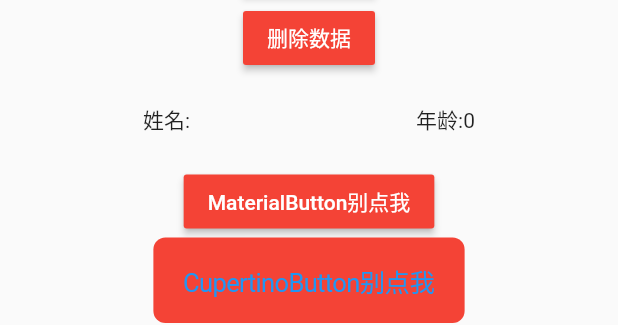
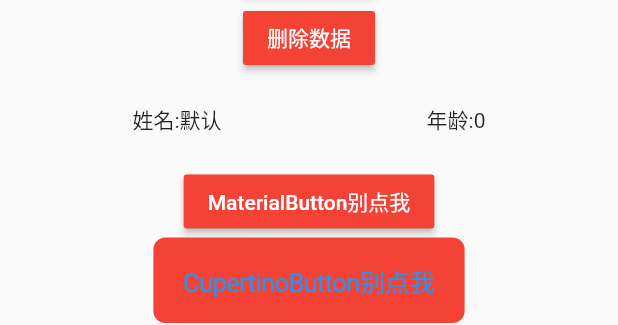
Before and after one commit to heiseyoumo/flutter_changyou, a Flutter app: the FeedbackContent widget shown alone on an empty page, opened directly, after a tap on "删除数据", on a phone screen of 412 x 824 dp. Shown: the part 214-539 px from the top of the screen. Run offline on Flutter 3.47's test engine with Material 2 defaults, Android fonts, the phone set to English and light mode, and no system bars; our stand-ins replace shared_preferences; accounts and stored records are empty; network calls fail.

Commit message:
flutter中常见的组件

```diff
--- a/lib/feedback_page.dart
+++ b/lib/feedback_page.dart
@@ -34,13 +34,24 @@ class _FeedbackContent extends State<FeedbackContent> {
 
   String userName = "";
   int userAge = 0;
-  int count = 0;
   var isChecked = false;
   String _character = 'A';
   var isSwitchChecked = false;
 
   @override
   void initState() {
+    Future<dynamic> name = sharedPreferencesDataUtils.getUserInfo("name");
+    name.then((dynamic nameValue) {
+      setState(() {
+        userName = nameValue;
+      });
+    });
+    Future<dynamic> age = sharedPreferencesDataUtils.getUserInfo("age");
+    age.then((dynamic ageValue) {
+      setState(() {
+        userAge = ageValue;
+      });
+    });
     super.initState();
   }
 
@@ -74,9 +85,8 @@ class _FeedbackContent extends State<FeedbackContent> {
           ),
           RaisedButton(
             onPressed: () {
-              sharedPreferencesDataUtils.setUserInfo(
-                  "name", "彭宽旺" + count.toString());
-              sharedPreferencesDataUtils.setUserInfo("age", 213 + count++);
+              sharedPreferencesDataUtils.setUserInfo("name", "彭宽旺");
+              sharedPreferencesDataUtils.setUserInfo("age", 213);
             },
             child: Text(
               "保存数据",
@@ -108,6 +118,10 @@ class _FeedbackContent extends State<FeedbackContent> {
             onPressed: () {
               sharedPreferencesDataUtils.deleteUserInfo("name");
               sharedPreferencesDataUtils.deleteUserInfo("age");
+              setState(() {
+                userName = "默认";
+                userAge = 0;
+              });
             },
             child: Text(
               "删除数据",
@@ -119,8 +133,8 @@ class _FeedbackContent extends State<FeedbackContent> {
             child: Row(
               mainAxisAlignment: MainAxisAlignment.spaceAround,
               children: <Widget>[
-                Text("姓名:" + "$userName"),
-                Text("年龄:" + "$userAge")
+                Text("姓名:" + "${this.userName}"),
+                Text("年龄:" + "${this.userAge}")
               ],
             ),
           ),
```
